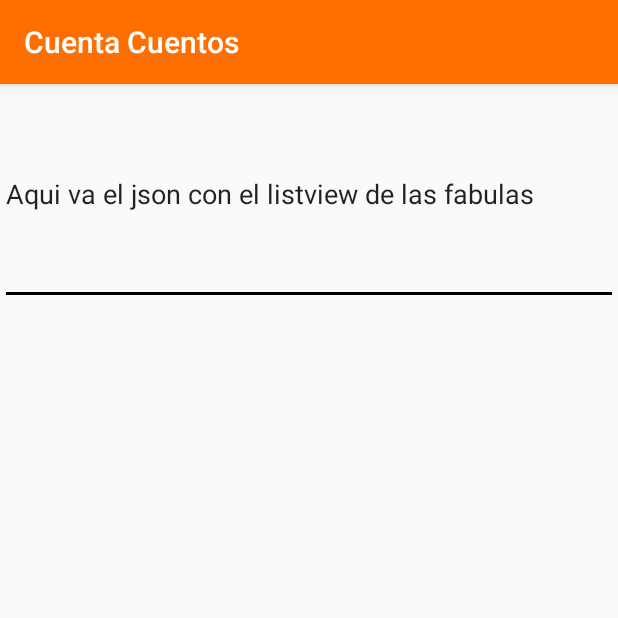
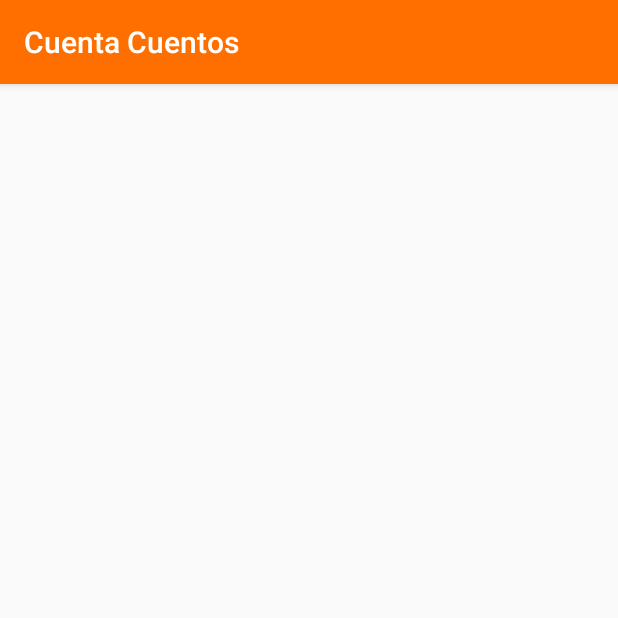
Before and after one commit to Jobar86/Cuentos, an Android app: the fragment fabulas shown on its own in the app's theme, on a phone screen of 412 x 824 dp, the top half of it. Run offline under Robolectric (Android 15) with nearby library versions, the phone set to English and light mode, and no system bars.

Commit message:
diseño del listview

```diff
--- a/app/src/main/java/com/jbapps/cuentacuentos/fabulas.java
+++ b/app/src/main/java/com/jbapps/cuentacuentos/fabulas.java
@@ -1,5 +1,4 @@
 package com.jbapps.cuentacuentos;
-
 import android.content.Context;
 import android.net.Uri;
 import android.os.Bundle;
@@ -11,12 +10,10 @@ import android.view.ViewGroup;
 
 public class fabulas extends Fragment {
 
-
     @Override
     public View onCreateView(LayoutInflater inflater, ViewGroup container,
                              Bundle savedInstanceState) {
         // Inflate the layout for this fragment
         return inflater.inflate(R.layout.fragment_fabulas, container, false);
     }
-
 }
--- a/app/src/main/res/layout/fragment_fabulas.xml
+++ b/app/src/main/res/layout/fragment_fabulas.xml
@@ -1,4 +1,4 @@
-<FrameLayout xmlns:android="http://schemas.android.com/apk/res/android"
+<LinearLayout xmlns:android="http://schemas.android.com/apk/res/android"
     xmlns:tools="http://schemas.android.com/tools"
     android:layout_width="match_parent"
     android:layout_height="match_parent"
@@ -6,11 +6,9 @@
 
     <!-- TODO: Update blank fragment layout -->
 
-    <EditText
-        android:id="@+id/editText3"
+
+    <ListView
+        android:id="@+id/lvfabulas"
         android:layout_width="match_parent"
-        android:layout_height="147dp"
-        android:ems="10"
-        android:inputType="textPersonName"
-        android:text="Aqui va el json con el listview de las fabulas" />
-</FrameLayout>
+        android:layout_height="match_parent" />
+</LinearLayout>
```
Also changed, not shown: app/src/main/res/layout/fabulasrow.xml (added, +61 -0 lines), app/src/main/res/drawable/banner.png.
